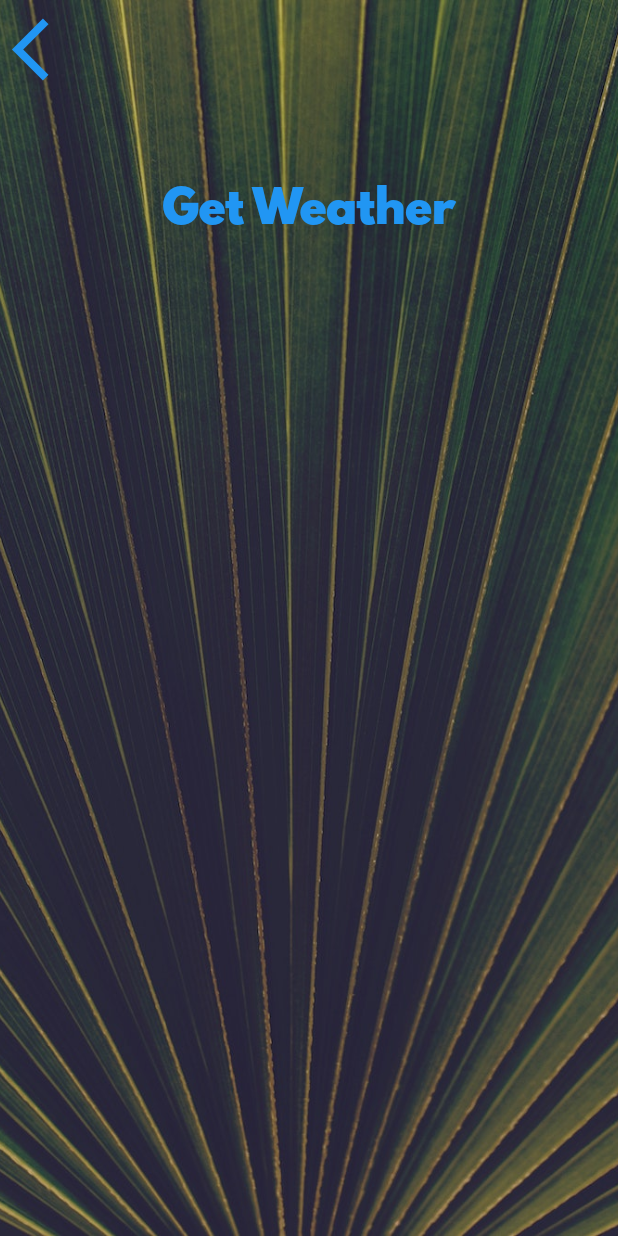
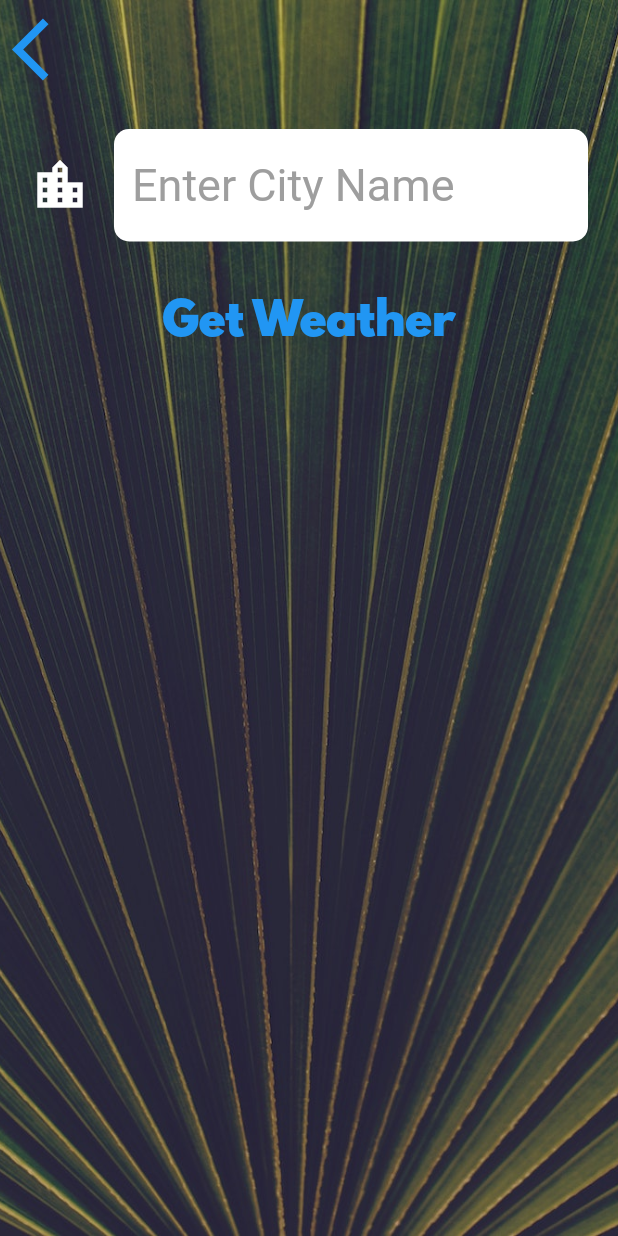
Before and after one commit to dhirajmishra98/Clima-WeatherApp, a Flutter app: the CityScreen screen opened directly, on a phone screen of 412 x 824 dp. Run offline on Flutter 3.47's test engine with Material 2 defaults, Android fonts, the phone set to English and light mode, and no system bars; our stand-ins replace flutter_spinkit, geolocator; network calls fail.

```diff
--- a/lib/screens/city_screen.dart
+++ b/lib/screens/city_screen.dart
@@ -7,6 +7,7 @@ class CityScreen extends StatefulWidget {
 }
 
 class _CityScreenState extends State<CityScreen> {
+  String cityName;
   @override
   Widget build(BuildContext context) {
     return Scaffold(
@@ -24,7 +25,9 @@ class _CityScreenState extends State<CityScreen> {
               Align(
                 alignment: Alignment.topLeft,
                 child: TextButton(
-                  onPressed: () {},
+                  onPressed: () {
+                    Navigator.pop(context);
+                  },
                   child: Icon(
                     Icons.arrow_back_ios,
                     size: 50.0,
@@ -33,10 +36,21 @@ class _CityScreenState extends State<CityScreen> {
               ),
               Container(
                 padding: EdgeInsets.all(20.0),
-                child: null,
+                child: TextField(
+                  style: TextStyle(
+                    color: Colors.black,
+                    fontSize: 30.0,
+                  ),
+                  onChanged: (value){
+                    cityName = value;
+                  },
+                  decoration: kInputTextFieldDecoration,
+                ),
               ),
               TextButton(
-                onPressed: () {},
+                onPressed: () {
+                  Navigator.pop(context, cityName);
+                },
                 child: Text(
                   'Get Weather',
                   style: kButtonTextStyle,
--- a/lib/utilities/constants.dart
+++ b/lib/utilities/constants.dart
@@ -2,7 +2,7 @@ import 'package:flutter/material.dart';
 
 const kTempTextStyle = TextStyle(
   fontFamily: 'Spartan MB',
-  fontSize: 100.0,
+  fontSize: 80.0,
 );
 
 const kMessageTextStyle = TextStyle(
@@ -16,5 +16,25 @@ const kButtonTextStyle = TextStyle(
 );
 
 const kConditionTextStyle = TextStyle(
-  fontSize: 100.0,
+  fontSize: 80.0,
 );
+
+const kInputTextFieldDecoration = InputDecoration(
+  filled: true,
+  fillColor: Colors.white,
+  icon: Icon(
+    Icons.location_city,
+    color: Colors.white,
+    size: 40.0,
+  ),
+  hintText: 'Enter City Name',
+  hintStyle: TextStyle(
+    color: Colors.grey,
+  ),
+  border: OutlineInputBorder(
+    borderRadius: BorderRadius.all(
+      Radius.circular(10.0),
+    ),
+    borderSide: BorderSide.none,
+  ),
+);
```
Also changed, not shown: lib/screens/loading_screen.dart (+33 -12 lines), lib/screens/location_screen.dart (+22 -2 lines), lib/services/weather.dart (+22 -0 lines).
